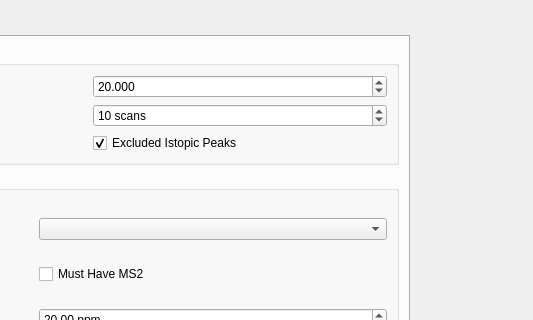
This is src/maven/forms/peakdetectiondialog.ui in eugenemel/maven as Qt 5 draws it before an edit; both pictures show x 242 to 775 and y 0 to 320 of the 775 by 838 pixel window. The edited form follows.
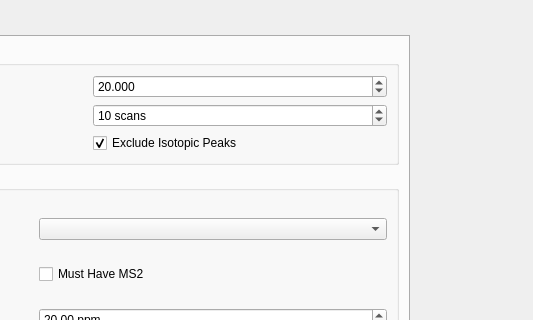
This is the edited form.

Commit message: Issue 161: Fix typo.

```diff
--- a/src/maven/forms/peakdetectiondialog.ui
+++ b/src/maven/forms/peakdetectiondialog.ui
@@ -122,7 +122,7 @@
           <item row="5" column="1">
            <widget class="QCheckBox" name="excludeIsotopicPeaks">
             <property name="text">
-             <string>Excluded Istopic Peaks</string>
+             <string>Exclude Isotopic Peaks</string>
             </property>
             <property name="checked">
              <bool>true</bool>
```
